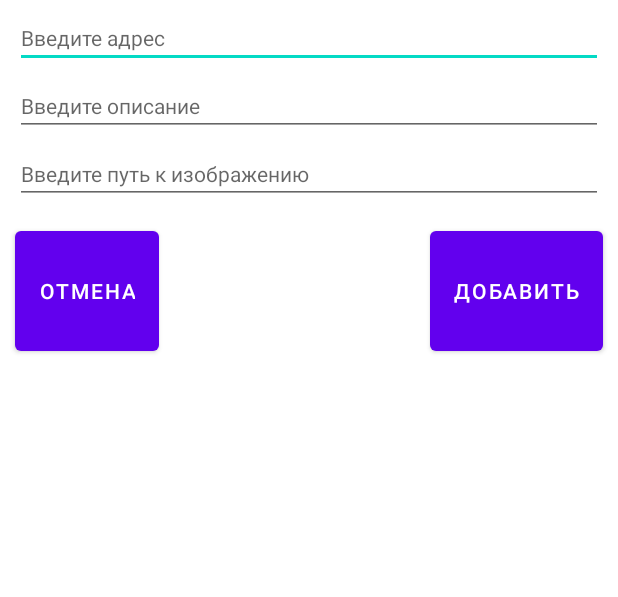
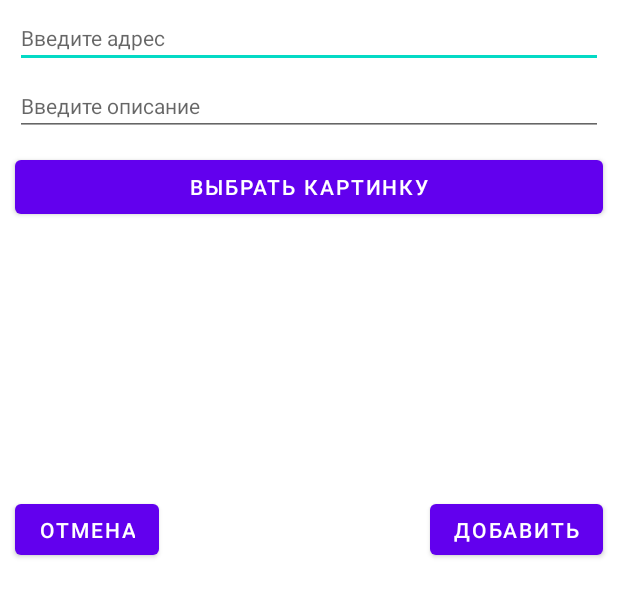
Before and after one commit to FrogFairy/android_project, an Android app: the layout add_dialog.xml on its own in the app's theme, with its tools: preview values and no code run, on a phone screen of 412 x 824 dp. Shown: the top 597 px of the screen. Run offline under Robolectric (Android 15) with nearby library versions, the phone set to English and light mode, and no system bars.

Commit message:
opening the image selection dialog

```diff
--- a/Project/app/src/main/AndroidManifest.xml
+++ b/Project/app/src/main/AndroidManifest.xml
@@ -5,6 +5,7 @@
     <uses-permission android:name="android.permission.ACCESS_COARSE_LOCATION" />
     <uses-permission android:name="android.permission.ACCESS_FINE_LOCATION" />
     <uses-permission android:name="android.permission.INTERNET" />
+    <uses-permission android:name="android.permission.READ_EXTERNAL_STORAGE"/>
 
     <application
         android:allowBackup="true"
@@ -34,6 +35,10 @@
             android:name=".PlaceActivity"
             android:label="PlaceActivity" >
         </activity>
+        <activity android:theme="@style/Theme.MyDialog"
+            android:name=".CustomDialog"
+            android:label="CustomDialog" >
+        </activity>
     </application>
     <uses-feature android:name="android.hardware.camera" android:required="true" />
 
--- a/Project/app/src/main/res/layout/activity_main.xml
+++ b/Project/app/src/main/res/layout/activity_main.xml
@@ -58,7 +58,7 @@
         android:layout_height="379dp"
         android:layout_marginTop="68dp"
         app:layout_constraintTop_toBottomOf="@+id/place"
-        tools:layout_editor_absoluteX="-16dp">
+        tools:layout_editor_absoluteX="0dp">
 
     </com.yandex.mapkit.mapview.MapView>
 
--- a/Project/app/src/main/res/layout/add_dialog.xml
+++ b/Project/app/src/main/res/layout/add_dialog.xml
@@ -8,7 +8,7 @@
     <RelativeLayout
         android:id="@+id/addDialogLayout"
         android:layout_width="match_parent"
-        android:layout_height="250dp"
+        android:layout_height="386dp"
         android:layout_alignParentStart="true"
         android:layout_alignParentEnd="true"
         android:layout_marginStart="0dp"
@@ -46,28 +46,12 @@
             android:hint="Введите описание"
             android:textSize="14sp" />
 
-        <EditText
-            android:id="@+id/image_input"
-            android:layout_width="wrap_content"
-            android:layout_height="35dp"
-            android:layout_below="@+id/description_input"
-            android:layout_alignParentStart="true"
-            android:layout_alignParentEnd="true"
-            android:layout_marginStart="10dp"
-            android:layout_marginTop="10dp"
-            android:layout_marginEnd="10dp"
-            android:ems="10"
-            android:hint="Введите путь к изображению"
-            android:textSize="14sp" />
-
         <Button
             android:id="@+id/confirm"
             android:layout_width="wrap_content"
-            android:layout_height="29dp"
-            android:layout_below="@+id/image_input"
+            android:layout_height="46dp"
             android:layout_alignParentEnd="true"
             android:layout_alignParentBottom="true"
-            android:layout_marginTop="12dp"
             android:layout_marginEnd="10dp"
             android:layout_marginBottom="10dp"
             android:layout_weight="1"
@@ -77,16 +61,39 @@
         <Button
             android:id="@+id/cancel"
             android:layout_width="wrap_content"
-            android:layout_height="31dp"
-            android:layout_below="@+id/image_input"
+            android:layout_height="46dp"
             android:layout_alignParentStart="true"
             android:layout_alignParentBottom="true"
             android:layout_marginStart="10dp"
             android:layout_marginLeft="10dp"
-            android:layout_marginTop="12dp"
             android:layout_marginBottom="10dp"
             android:layout_weight="1"
             android:text="Отмена"
             android:textSize="14sp" />
+
+        <Button
+            android:id="@+id/browse"
+            android:layout_width="wrap_content"
+            android:layout_height="wrap_content"
+            android:layout_below="@+id/description_input"
+            android:layout_alignParentStart="true"
+            android:layout_alignParentEnd="true"
+            android:layout_marginStart="10dp"
+            android:layout_marginTop="10dp"
+            android:layout_marginEnd="10dp"
+            android:text="Выбрать картинку" />
+
+        <ImageView
+            android:id="@+id/imageView"
+            android:layout_width="254dp"
+            android:layout_height="wrap_content"
+            android:layout_below="@+id/browse"
+            android:layout_alignParentStart="true"
+            android:layout_alignParentEnd="true"
+            android:layout_marginStart="20dp"
+            android:layout_marginTop="27dp"
+            android:layout_marginEnd="20dp"
+            android:visibility="invisible"
+            tools:srcCompat="@tools:sample/avatars" />
     </RelativeLayout>
 </RelativeLayout>
--- /dev/null
+++ b/Project/app/src/main/res/values/style.xml
@@ -0,0 +1,7 @@
+<?xml version="1.0" encoding="utf-8"?>
+<resources>
+    <style name="Theme.MyDialog" parent="@style/Theme.AppCompat.Light.Dialog">
+        <item name="windowActionBar">false</item>
+        <item name="windowNoTitle">true</item>
+    </style>
+</resources>
```
Also changed, not shown: Project/app/src/main/java/com/example/project/CustomDialog.java (+72 -16 lines), Project/app/src/main/java/com/example/project/DBPlaces.java (+12 -0 lines), Project/app/src/main/java/com/example/project/MainActivity.java (+53 -22 lines), Project/app/src/main/java/com/example/project/PlaceActivity.java (+16 -1 lines), Project/app/src/main/res/drawable/img.jpg (added), Project/app/src/main/res/drawable/img.png (deleted).
